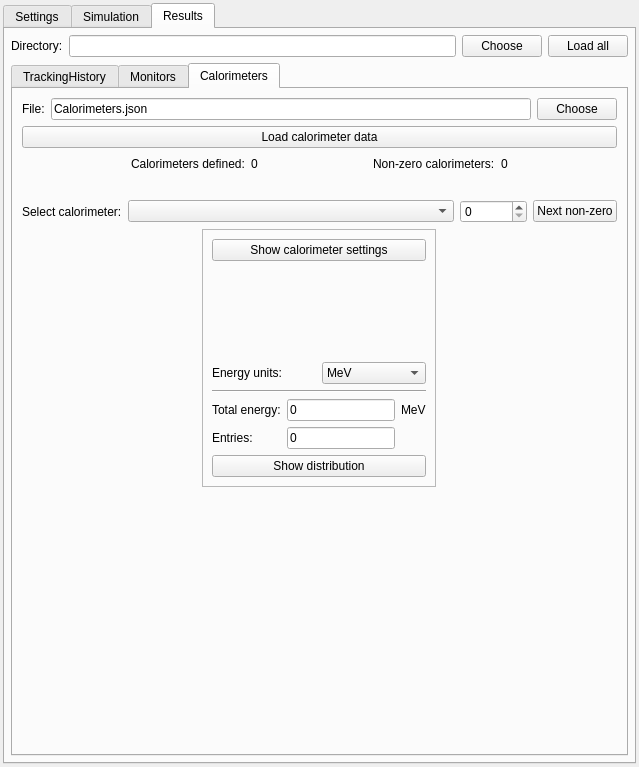
Before: the Qt Designer form ants3bundle/src/ants3/gui/particleSim/aparticlesimwin.ui in andrmor/ANTS3bundle, drawn with Qt 5.
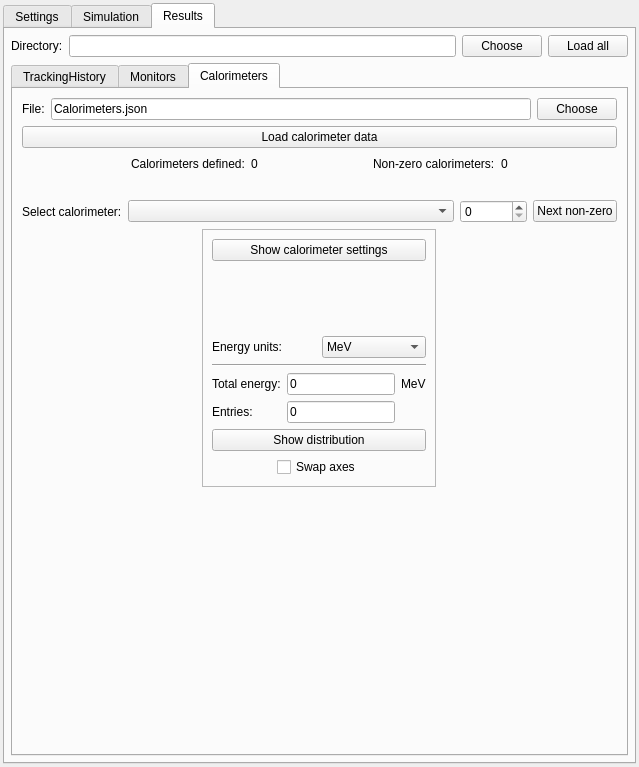
After: the same form once the commit is applied. The open tabs and pages were chosen to show the change.

```diff
--- a/ants3bundle/src/ants3/gui/particleSim/aparticlesimwin.ui
+++ b/ants3bundle/src/ants3/gui/particleSim/aparticlesimwin.ui
@@ -4372,6 +4372,13 @@
                  </property>
                 </widget>
                </item>
+               <item alignment="Qt::AlignHCenter">
+                <widget class="QCheckBox" name="cbCalorimeterSwapAxes">
+                 <property name="text">
+                  <string>Swap axes</string>
+                 </property>
+                </widget>
+               </item>
               </layout>
              </widget>
             </item>
```
Left out of the diff: 4 changed lines with no effect on the pictures.
